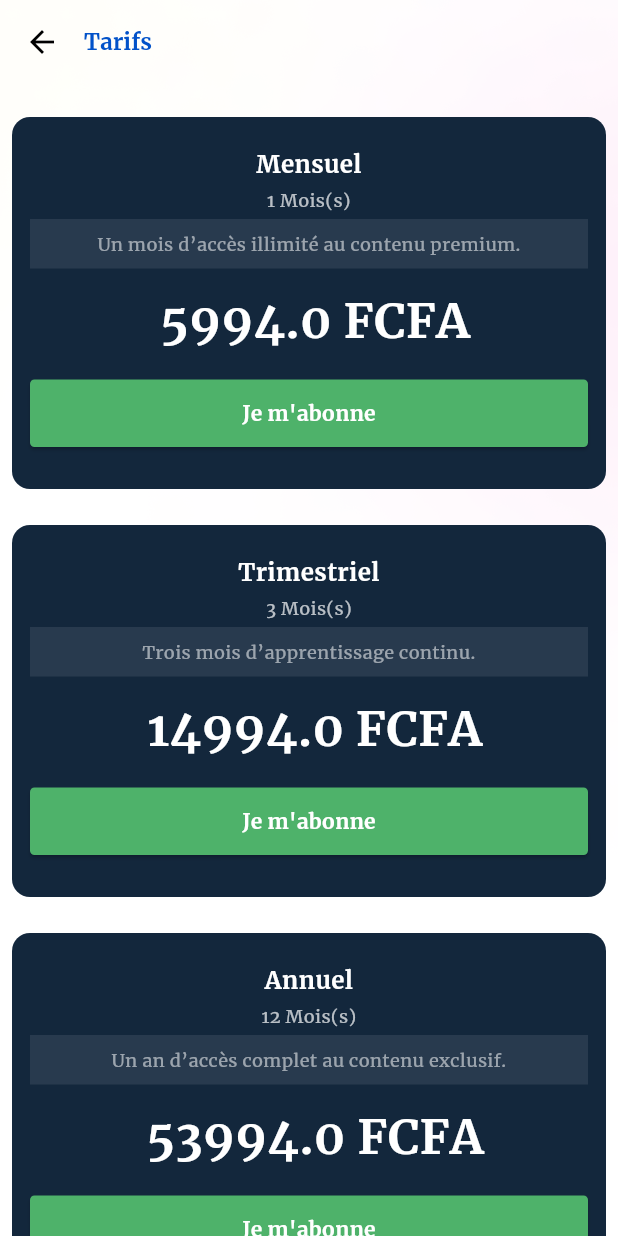
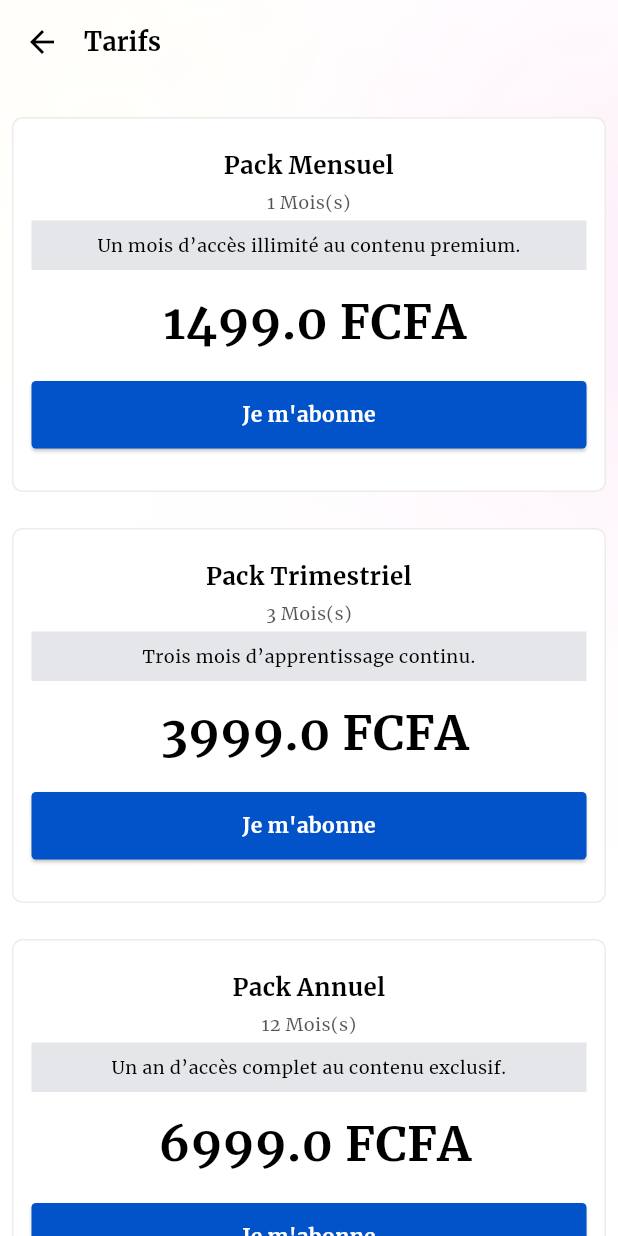
Before and after one commit to ObedYAMEOGO/edu_app_project, a Flutter app: the SubscriptionScreen screen opened by its route, on a phone screen of 412 x 824 dp. Run offline on Flutter 3.47's test engine with Material 3 defaults, Android fonts, the light colour scheme and no system bars; our stand-ins replace audioplayers, badges, bloc, chewie, cloud_firestore, dartz and 19 more; missing offline and left inert: ffmpeg_kit_flutter, file_icon, flutter_link_previewer, flutter_stripe, purchases_flutter, youtube_metadata; accounts and stored records are empty; project files that could hold a hidden picture were left out.

Commit message:
subscription ui

```diff
--- a/lib/core/enums/subscription_enum.dart
+++ b/lib/core/enums/subscription_enum.dart
@@ -3,21 +3,21 @@
 enum Subscription {
   MONTHLY(
     code: 1,
-    title: 'Mensuel',
+    title: 'Pack Mensuel',
     description: 'Un mois d’accès illimité au contenu premium.',
-    price: 5994, // 9.99 USD * 600
+    price: 1499, // 9.99 USD * 600
   ),
   QUARTERLY(
     code: 3,
-    title: 'Trimestriel',
+    title: 'Pack Trimestriel',
     description: 'Trois mois d’apprentissage continu.',
-    price: 14994, // 24.99 USD * 600
+    price: 3999, // 24.99 USD * 600
   ),
   ANNUALLY(
     code: 12,
-    title: 'Annuel',
+    title: 'Pack Annuel',
     description: 'Un an d’accès complet au contenu exclusif.',
-    price: 53994, // 89.99 USD * 600
+    price: 6999, // 89.99 USD * 600
   );
 
   const Subscription({
--- a/lib/src/chat/presentation/widgets/other_group_tile.dart
+++ b/lib/src/chat/presentation/widgets/other_group_tile.dart
@@ -3,6 +3,7 @@ import 'package:edu_app_project/core/res/colours.dart';
 import 'package:edu_app_project/core/res/fonts.dart';
 import 'package:edu_app_project/src/chat/domain/entities/group.dart';
 import 'package:edu_app_project/src/chat/presentation/app/cubit/chat_cubit.dart';
+import 'package:edu_app_project/src/subscription/presentation/views/subscription_screen.dart';
 // import 'package:edu_app_project/src/subscription/presentation/views/subscription_screen.dart';
 import 'package:flutter/material.dart';
 import 'package:flutter_bloc/flutter_bloc.dart';
@@ -65,14 +66,13 @@ class OtherGroupTile extends StatelessWidget {
                 ),
               ),
               onPressed: () async {
-                // if (context.currentUser!.subscribed) {
+                if (context.currentUser!.subscribed) {
                 return context.read<ChatCubit>().joinGroup(
                       groupId: group.id,
                       userId: context.currentUser!.uid,
                     );
-                // }
-                // await Navigator.of(context)
-                //     .pushNamed(SubscriptionScreen.routeName);
+                 }
+                await Navigator.of(context).pushNamed(SubscriptionScreen.routeName);
               },
               child: const Text(
                 'Intégrer',
--- a/lib/src/subscription/presentation/views/subscription_screen.dart
+++ b/lib/src/subscription/presentation/views/subscription_screen.dart
@@ -28,8 +28,8 @@ class _SubscriptionScreenState extends State<SubscriptionScreen> {
         title: const Text('Tarifs',
             style: TextStyle(
                 fontWeight: FontWeight.w600,
-                fontSize: 15,
-                color: Colours.primaryColour)),
+                fontSize: 17,
+                color: Colours.darkColour)),
         leading: const NestedBackButton(),
       ),
       body: GradientBackground(
--- a/lib/src/subscription/presentation/widgets/plan_card.dart
+++ b/lib/src/subscription/presentation/widgets/plan_card.dart
@@ -14,16 +14,17 @@ class PlanCard extends StatelessWidget {
 
   @override
   Widget build(BuildContext context) {
-    final backgroundColor = Color(0xFFE4E6EA).withOpacity(0.7);
-    final primaryColor = Color(0xFF13273C);
+    //final backgroundColor = Color(0xFFE4E6EA).withOpacity(0.7);
+    //final primaryColor = Color(0xFF13273C);
 
     return Padding(
       padding: const EdgeInsets.symmetric(horizontal: 8, vertical: 6),
       child: Container(
         padding: const EdgeInsets.symmetric(vertical: 16, horizontal: 12),
         decoration: BoxDecoration(
-          color: primaryColor,
-          borderRadius: BorderRadius.circular(12),
+          color: Colours.whiteColour,
+          borderRadius: BorderRadius.circular(7),
+          border: Border.all(color: Colors.grey.withOpacity(0.2), width: 1, style: BorderStyle.solid)
         ),
         margin: const EdgeInsets.symmetric(vertical: 6),
         child: Column(
@@ -40,7 +41,7 @@ class PlanCard extends StatelessWidget {
                     style: TextStyle(
                       fontWeight: FontWeight.w600,
                       fontSize: 16,
-                      color: Colors.white,
+                      color: Colours.darkColour,
                     ),
                   ),
                   SizedBox(height: 4),
@@ -48,7 +49,7 @@ class PlanCard extends StatelessWidget {
                     '${subscription.code} Mois(s)',
                     textAlign: TextAlign.center,
                     style: TextStyle(
-                      color: Colors.white70,
+                      color: const Color.fromARGB(171, 0, 0, 0),
                       fontSize: 12,
                     ),
                   ),
@@ -57,7 +58,7 @@ class PlanCard extends StatelessWidget {
             ),
             // Description section
             Container(
-              color: backgroundColor.withOpacity(0.1),
+              color: const Color(0xFFE4E6EA),
               padding: const EdgeInsets.symmetric(vertical: 8),
               child: Center(
                 child: Text(
@@ -65,7 +66,7 @@ class PlanCard extends StatelessWidget {
                   textAlign: TextAlign.center,
                   style: TextStyle(
                     fontSize: 12,
-                    color: Colors.white54,
+                    color: Colours.darkColour,
                   ),
                 ),
               ),
@@ -81,7 +82,7 @@ class PlanCard extends StatelessWidget {
                     textAlign: TextAlign.center,
                     style: TextStyle(
                       fontSize: 32,
-                      color: Colors.white,
+                      color: Colours.darkColour,
                       fontWeight: FontWeight.w600,
                     ),
                   ),
@@ -91,8 +92,8 @@ class PlanCard extends StatelessWidget {
                     height: 45,
                     child: RoundedButton(
                       label: 'Je m\'abonne',
-                      buttonColour: Colours.greenColour,
-                      labelColour: Colours.primaryColour,
+                      buttonColour: Colours.primaryColour,
+                      labelColour: Colours.whiteColour,
                       onPressed: () async {
                         final navigator = Navigator.of(context);
                         final result = await navigator.pushNamed(
```
